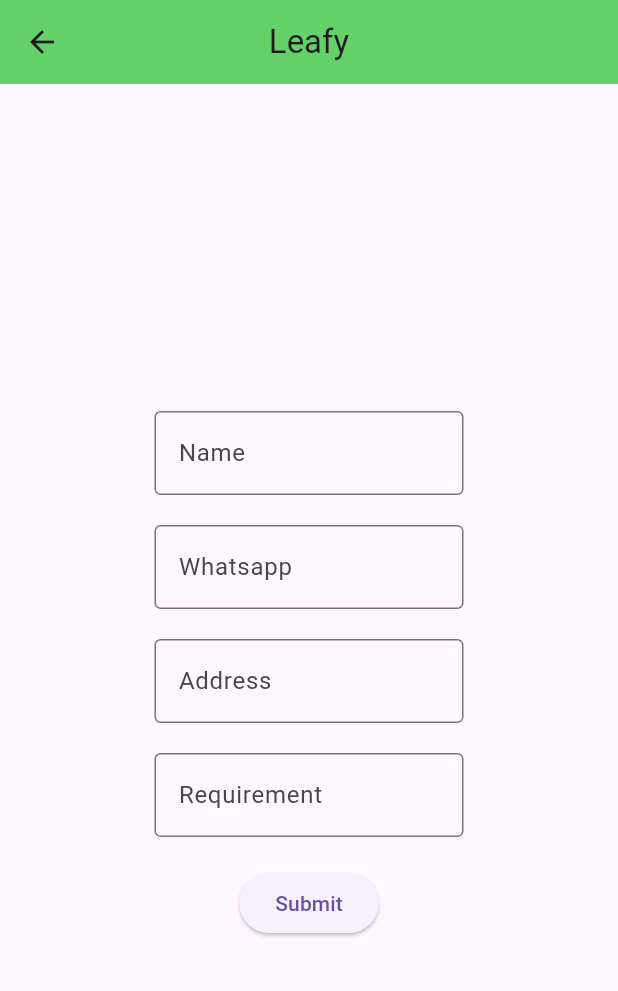
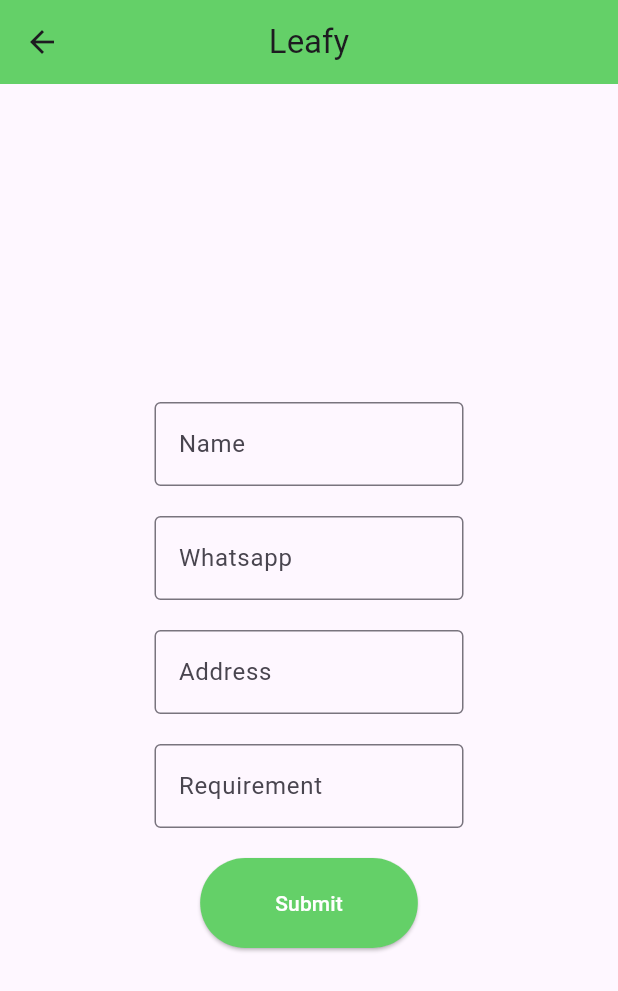
Before and after one commit to malavikaac/Task_flutter, a Flutter app: the AddUser screen opened directly, on a phone screen of 412 x 824 dp. Shown: the top 991 px of the screen. Run offline on Flutter 3.47's test engine with Material 3 defaults, Android fonts, the phone set to English and light mode, and no system bars; network calls fail.

Commit message:
first commit

```diff
--- a/lib/Pages/add_user.dart
+++ b/lib/Pages/add_user.dart
@@ -69,6 +69,10 @@ class _AddUserState extends State<AddUser> {
                     height: 20,
                   ),
                   ElevatedButton(
+                    style: ElevatedButton.styleFrom(
+                backgroundColor:const Color.fromARGB(255, 100, 208, 104),
+                padding: const EdgeInsets.symmetric(horizontal: 50, vertical: 20),
+                ),
                     onPressed: () => value.userDetailsApi().then((value) {
                       print(value);
                       if (value["success"] == true) {
@@ -83,7 +87,9 @@ class _AddUserState extends State<AddUser> {
                             SnackBar(content: Text(value["message"])));
                       }
                     }),
-                    child: const Text("Submit"),
+                    child: const Text("Submit" ,style: TextStyle(
+                      color: Colors.white
+                    ),),
                   ),
                 ],
               ),
```
